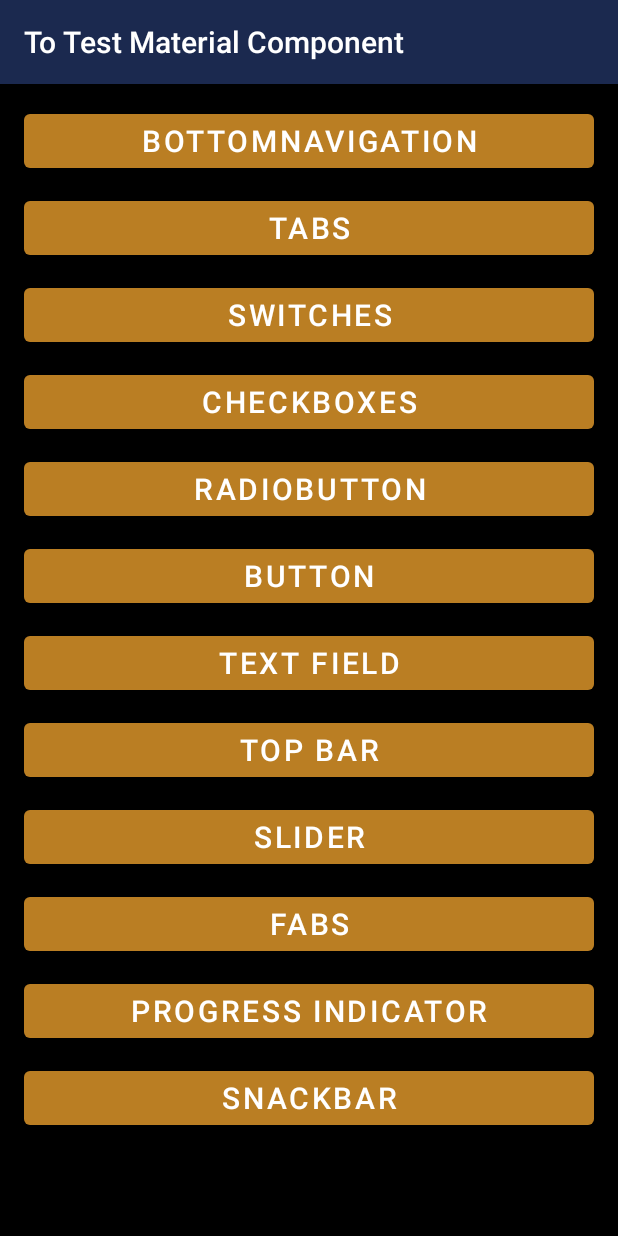
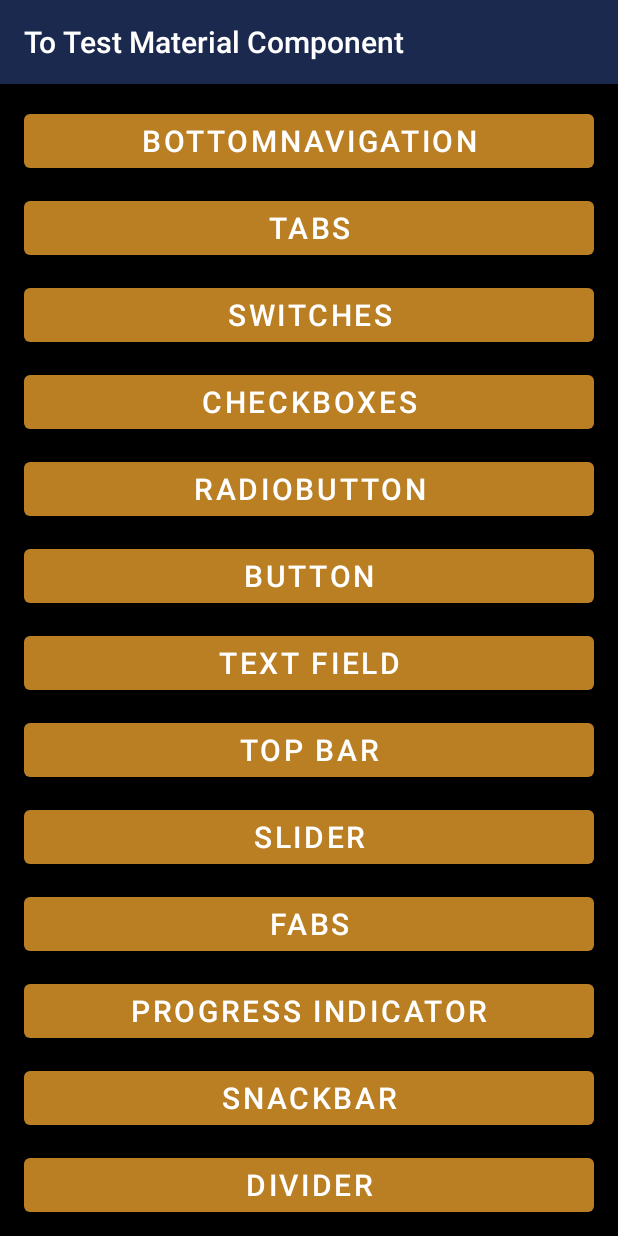
Before and after one commit to VossCG/Material-Desing-Component-Implementation, an Android app: the screen it shows after launch (MainActivity), on a phone screen of 412 x 824 dp. Run offline under Robolectric (Android 15) with nearby library versions, the phone set to English and light mode, and no system bars; Roboto replaces fonts that are not available here.

Commit message:
[ feat ] : add Divider demo

```diff
--- a/app/src/main/java/com/voss/ithomeironcontest/HomeMainFragment.kt
+++ b/app/src/main/java/com/voss/ithomeironcontest/HomeMainFragment.kt
@@ -49,5 +49,8 @@ class HomeMainFragment:BaseFragment<FragmentMainHomeBinding>(FragmentMainHomeBin
         binding.snackbarBtn.setOnClickListener{
             navController.navigate(R.id.action_homeMainFragment_to_snackBarFragment)
         }
+        binding.dividerBtn.setOnClickListener {
+            navController.navigate(R.id.action_homeMainFragment_to_dividerFragment)
+        }
     }
 }
--- a/app/src/main/res/layout/fragment_main_home.xml
+++ b/app/src/main/res/layout/fragment_main_home.xml
@@ -92,6 +92,11 @@
                 android:layout_width="match_parent"
                 android:layout_height="wrap_content"
                 android:text="SnackBar" />
+            <com.google.android.material.button.MaterialButton
+                android:id="@+id/divider_btn"
+                android:layout_width="match_parent"
+                android:layout_height="wrap_content"
+                android:text="Divider" />
 
         </androidx.appcompat.widget.LinearLayoutCompat>
     </ScrollView>
--- a/app/src/main/res/navigation/nav_graph.xml
+++ b/app/src/main/res/navigation/nav_graph.xml
@@ -54,6 +54,9 @@
         <action
             android:id="@+id/action_homeMainFragment_to_snackBarFragment"
             app:destination="@id/snackBarFragment" />
+        <action
+            android:id="@+id/action_homeMainFragment_to_dividerFragment"
+            app:destination="@id/dividerFragment" />
     </fragment>
     <fragment
         android:id="@+id/bottomNavigationFragment"
@@ -127,4 +130,9 @@
         tools:layout="@layout/fragment_snackbar"
         android:name="com.voss.ithomeironcontest.snackbar.SnackBarFragment"
         android:label="SnackBarFragment" />
+    <fragment
+        android:id="@+id/dividerFragment"
+        tools:layout="@layout/fragment_divider"
+        android:name="com.voss.ithomeironcontest.divider.DividerFragment"
+        android:label="DividerFragment" />
 </navigation>
```
Also changed, not shown: app/src/main/java/com/voss/ithomeironcontest/divider/DividerAdapter.kt (added, +29 -0 lines), app/src/main/java/com/voss/ithomeironcontest/divider/DividerFragment.kt (added, +31 -0 lines), app/src/main/res/layout/fragment_divider.xml (added, +46 -0 lines), app/src/main/res/layout/itemview_divider_item.xml (added, +9 -0 lines), app/src/main/res/values/style.xml (+11 -0 lines).
